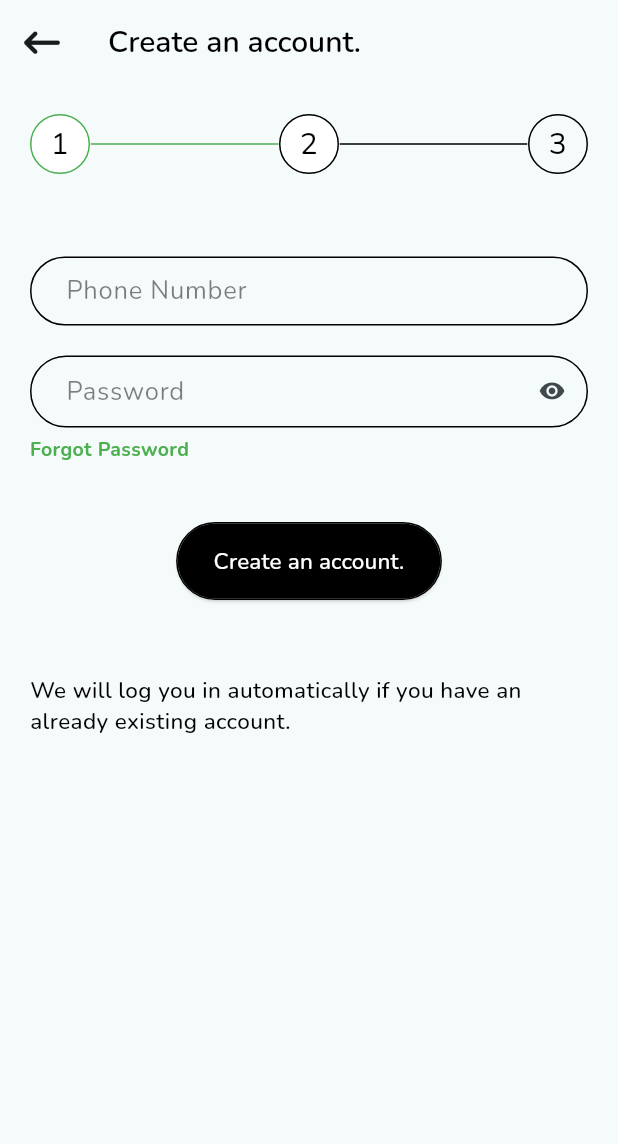
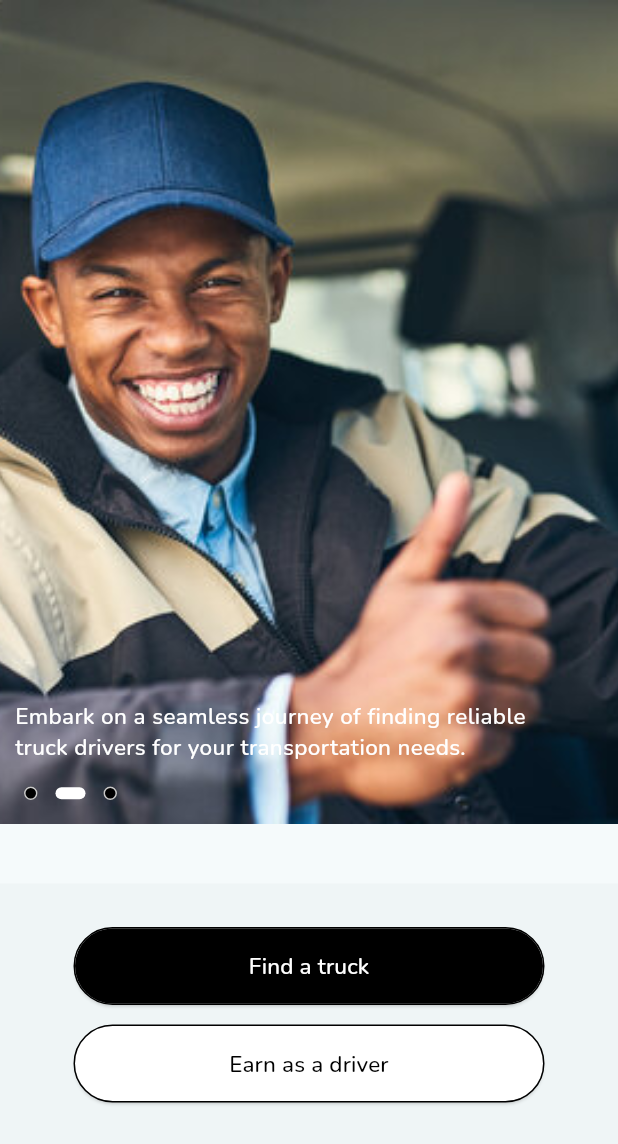
Before and after one commit to codeZe-us/Truckhub, a Flutter app: the screen it shows after launch, on a phone screen of 412 x 824 dp. Shown: the top 1144 px of the screen. Run offline on Flutter 3.47's test engine with Material 3 defaults, Android fonts, the phone set to English and light mode, and no system bars; drawn by our look-alikes of dots_indicator; our stand-ins replace firebase_core, flutter_hooks, flutter_rating_bar, flutter_svg, flutter_typeahead, font_awesome_flutter and 5 more; accounts and stored records are empty.

Commit message:
Worked on the Landing Screen

```diff
--- a/lib/main.dart
+++ b/lib/main.dart
@@ -53,7 +53,7 @@ class MyApp extends StatelessWidget {
         colorScheme: ColorScheme.fromSeed(seedColor: whiteColor),
         useMaterial3: true,
       ),
-      home: const AccountCreationPageView()
+      home: const LandingPageScreen()
     );
   }
 }
--- a/lib/screens/constants/strings.dart
+++ b/lib/screens/constants/strings.dart
@@ -7,6 +7,8 @@ const truckHubSvg = 'assets/svg/Truckhub.svg';
 const backgroundPng = 'assets/png/back.png';
 const personPng = 'assets/png/f1.png';
 const truckHubLogoPng = 'assets/png/truck.png';
+const driverPng = 'assets/png/360_F_603684176_yoC9avI4gWMngtUWZh75H4ZrrJFhZrRZ.png';
+const phoneMapPng = 'assets/png/Truck-driving-GPS-apps.png';
 
 
 const nunitoFont = 'Nunito';
@@ -112,7 +114,8 @@ const ogigeMarketString = 'Ogige market close to peace park';
 const enuguRoadString = 'Enugu road before cathedral church';
 const driver2NameString = 'Mathew Ike';
 const driver3NameString = 'Chike Chukwudi';
-const introString = 'Embark on a seamless journey of finding reliable truck drivers for your transportation needs.';
+const introString = 'Embark on a seamless journey of finding reliable ';
+const introString2 = 'truck drivers for your transportation needs.';
 const userExperienceString = 'What was your experience with this rider';
 const termsAndPolicyString = """
 At TruckHub, is accessible from TruckHub.com. One of our main priorities is the privacy of our visitors.
--- a/lib/screens/views/landing_page_screen.dart
+++ b/lib/screens/views/landing_page_screen.dart
@@ -1,3 +1,4 @@
+import 'dart:async';
 import 'package:dots_indicator/dots_indicator.dart';
 import 'package:flutter/material.dart';
 import 'package:gap/gap.dart';
@@ -10,8 +11,51 @@ import 'package:truckhub/screens/custom_widgets/elevated_button_widget.dart';
 import 'package:truckhub/screens/custom_widgets/text_widget.dart';
 import 'package:truckhub/screens/views/modal_bottom_sheet_view.dart';
 
-class LandingPageScreen extends StatelessWidget {
+
+class LandingPageScreen extends StatefulWidget {
   const LandingPageScreen({super.key});
+
+  @override
+  State<LandingPageScreen> createState() => _LandingPageScreenState();
+}
+
+class _LandingPageScreenState extends State<LandingPageScreen> {
+  late PageController pageController;
+  late ValueNotifier<int> valueNotifier;
+  late Timer timer;
+
+  @override
+  void initState(){
+    super.initState();
+    pageController = PageController(initialPage: 0);
+    valueNotifier = ValueNotifier<int>(0);
+    timer = Timer.periodic(
+      const Duration(seconds: 5),
+      (timer) {
+        if(pageController.page == 2.0){
+          pageController.animateToPage(
+            0,
+            duration: const Duration(seconds: 2),
+            curve: Curves.decelerate
+          );
+        }
+        else{
+          pageController.nextPage(
+            duration: const Duration(seconds: 2),
+            curve: Curves.decelerate
+          );
+        }
+      }
+    );
+  }
+
+  @override
+  void dispose(){
+    pageController.dispose();
+    valueNotifier.dispose();
+    timer.cancel();
+    super.dispose();
+  }
 
   @override
   Widget build(BuildContext context) {
@@ -21,19 +65,37 @@ class LandingPageScreen extends StatelessWidget {
     return GenericAnnotatedRegion(
       changeStatusBarIconBrightness: true,
       child: Scaffold(
-        body: Container(
-          alignment: Alignment.bottomLeft,
-          padding: EdgeInsets.zero,
-          width: screenWidth,
-          height: screenHeight * 0.7,
-          decoration: const BoxDecoration(
-            image: DecorationImage(
-              image: AssetImage(personPng),
+        body: Column(
+          children: [
+            Expanded(
+              flex: 2,
+              child: Stack(
+                children: [
+                  Center(
+                    child: PageView(
+                      onPageChanged: (pageIndex) => valueNotifier.value = pageIndex,
+                      controller: pageController,
+                      children: [
+                        Image.asset(
+                          personPng,
+                          fit: BoxFit.cover
+                        ),
+                        Image.asset(
+                          driverPng,
+                          fit: BoxFit.cover
+                        ),
+                        Image.asset(
+                          phoneMapPng,
                           fit: BoxFit.cover
                         )
+                      ],
                     ),
+                  ),
+                  Positioned(
+                    bottom: 0,
+                    left: 0,
                     child: Padding(
-            padding: const EdgeInsets.all(20),
+                      padding: const EdgeInsets.all(10),
                       child: Column(
                         mainAxisSize: MainAxisSize.min,
                         crossAxisAlignment: CrossAxisAlignment.start,
@@ -45,8 +107,19 @@ class LandingPageScreen extends StatelessWidget {
                             fontWeight: fontWeight5,
                             text: introString,
                           ),
+                          const GenericText(
+                            noCenterAlign: true,
+                            color: whiteColor,
+                            fontSize: fontSize3,
+                            fontWeight: fontWeight5,
+                            text: introString2,
+                          ),
                           const Gap(10),
-                DotsIndicator(
+                          ValueListenableBuilder(
+                            valueListenable: valueNotifier,
+                            builder: (_, value, __) {
+                              return DotsIndicator(
+                                position: value,
                                 dotsCount: 3,
                                 decorator: DotsDecorator(
                                   activeColor: whiteColor,
@@ -63,13 +136,20 @@ class LandingPageScreen extends StatelessWidget {
                                     )
                                   )
                                 ),
+                              );
+                            },
                           )
                         ],
                       ),
                     ),
                   ),
+                ],
+              ),
+            ),
 
-        bottomSheet: BottomSheet(
+            Expanded(
+              flex: 1,
+              child: BottomSheet(
                 constraints: BoxConstraints(
                   maxHeight: screenHeight * 0.3,
                   maxWidth: screenWidth
@@ -110,8 +190,11 @@ class LandingPageScreen extends StatelessWidget {
                 shape: RoundedRectangleBorder(
                   borderRadius: BorderRadius.circular(0)
                 ),
+              ),
             )
-      )
+          ],
+        ),
+      ),
     );
   }
 }
--- a/pubspec.yaml
+++ b/pubspec.yaml
@@ -76,7 +76,6 @@ flutter:
   assets:
     - assets/svg/
     - assets/png/
-    - assets/lottie_animations/
   #   - images/a_dot_ham.jpeg
 
   # An image asset can refer to one or more resolution-specific "variants", see
```
Also changed, not shown: assets/lottie_animations/loading.json (deleted, +0 -1 lines), assets/font/360_F_603684176_yoC9avI4gWMngtUWZh75H4ZrrJFhZrRZ.jpg (added), assets/font/Truck hub (truck image).png (added), assets/font/Truck-driving-GPS-apps.jpg (added), assets/png/360_F_603684176_yoC9avI4gWMngtUWZh75H4ZrrJFhZrRZ.png (added), assets/png/Truck hub (truck image).png (added), assets/png/Truck-driving-GPS-apps.png (added). Lines whose indentation alone changed are shown as unchanged.
